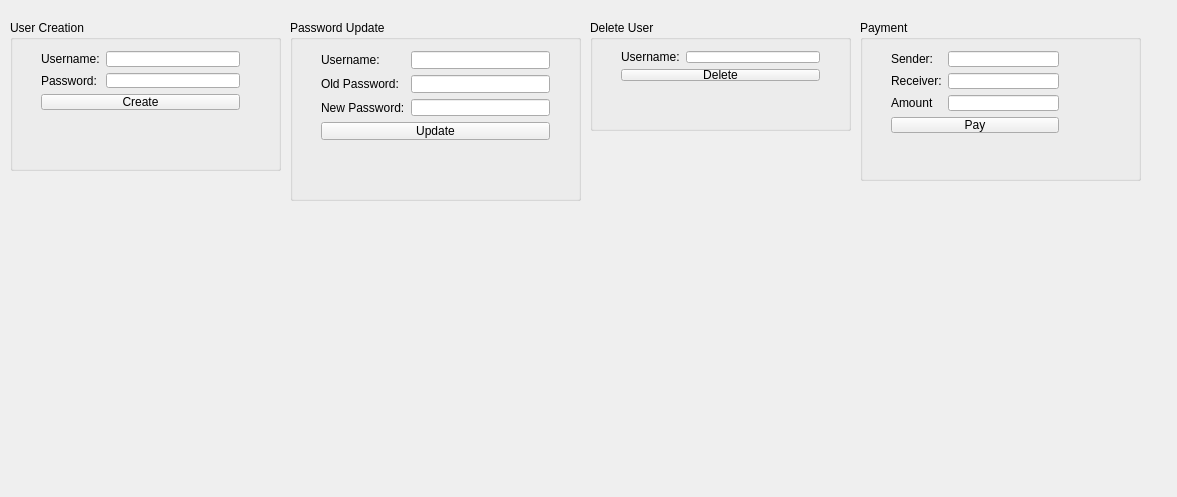
Before: the Qt Designer form NetworkRequest/apiform.ui in CodexVII/Qt, drawn with Qt 5.
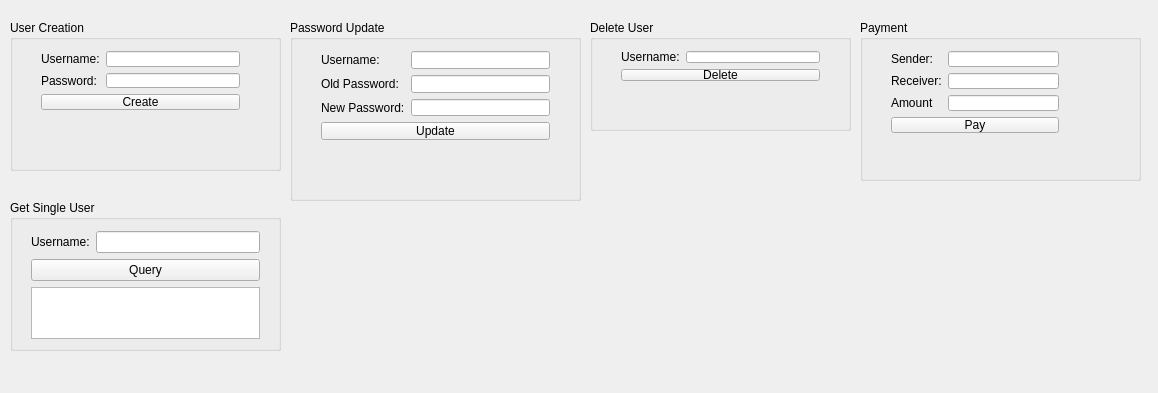
After: the same form once the commit is applied.

Commit message:
Get Single User implemented
QUrl's changed to QString to allow for appending. Seems to be acceptable
for the QNetworkRequest constructor as well.

Patch:
```diff
--- a/NetworkRequest/apiform.ui
+++ b/NetworkRequest/apiform.ui
@@ -6,8 +6,8 @@
    <rect>
     <x>0</x>
     <y>0</y>
-    <width>1177</width>
-    <height>497</height>
+    <width>1158</width>
+    <height>393</height>
    </rect>
   </property>
   <property name="windowTitle">
@@ -294,6 +294,59 @@
     </layout>
    </widget>
   </widget>
+  <widget class="QGroupBox" name="groupBox_5">
+   <property name="geometry">
+    <rect>
+     <x>10</x>
+     <y>200</y>
+     <width>271</width>
+     <height>151</height>
+    </rect>
+   </property>
+   <property name="title">
+    <string>Get Single User</string>
+   </property>
+   <widget class="QWidget" name="">
+    <property name="geometry">
+     <rect>
+      <x>10</x>
+      <y>20</y>
+      <width>251</width>
+      <height>130</height>
+     </rect>
+    </property>
+    <layout class="QVBoxLayout" name="verticalLayout_5">
+     <item>
+      <layout class="QFormLayout" name="formLayout_5">
+       <item row="0" column="0">
+        <widget class="QLabel" name="label_10">
+         <property name="text">
+          <string>Username:</string>
+         </property>
+        </widget>
+       </item>
+       <item row="0" column="1">
+        <widget class="QLineEdit" name="getUser_username">
+         <property name="text">
+          <string/>
+         </property>
+        </widget>
+       </item>
+       <item row="1" column="0" colspan="2">
+        <widget class="QPushButton" name="getUser">
+         <property name="text">
+          <string>Query</string>
+         </property>
+        </widget>
+       </item>
+       <item row="2" column="0" colspan="2">
+        <widget class="QTextEdit" name="getUser_output"/>
+       </item>
+      </layout>
+     </item>
+    </layout>
+   </widget>
+  </widget>
  </widget>
  <layoutdefault spacing="6" margin="11"/>
  <resources/>
```
Left out of the diff: 8 changed lines with no effect on the pictures. The commit also changes 19 other files.
